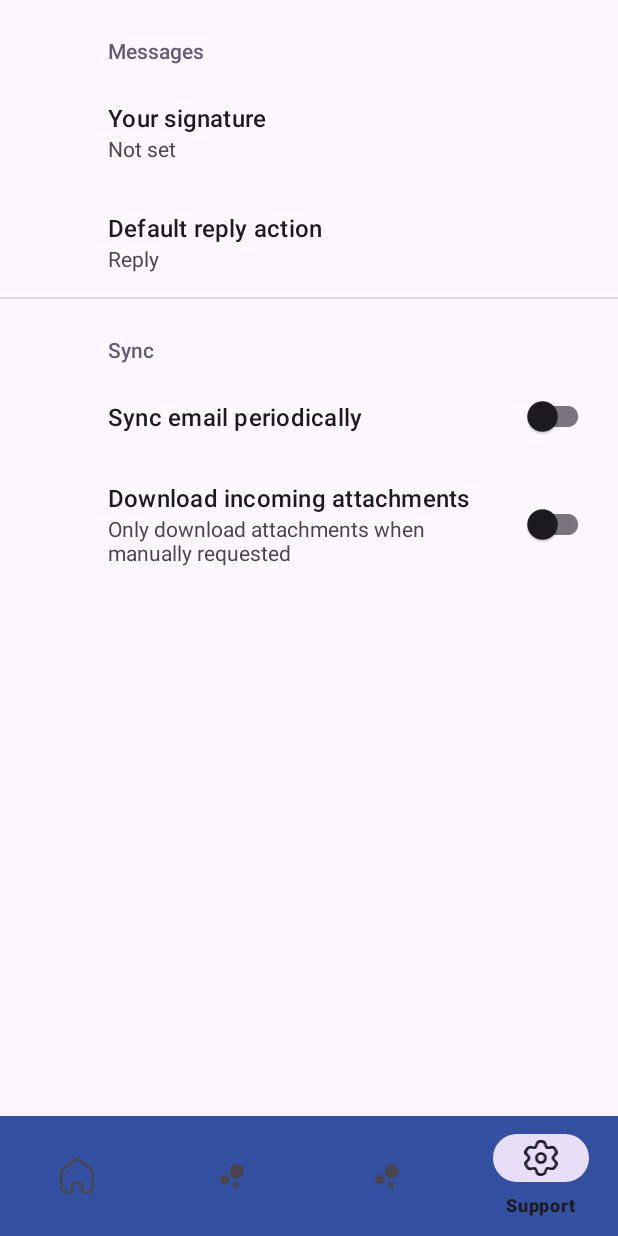
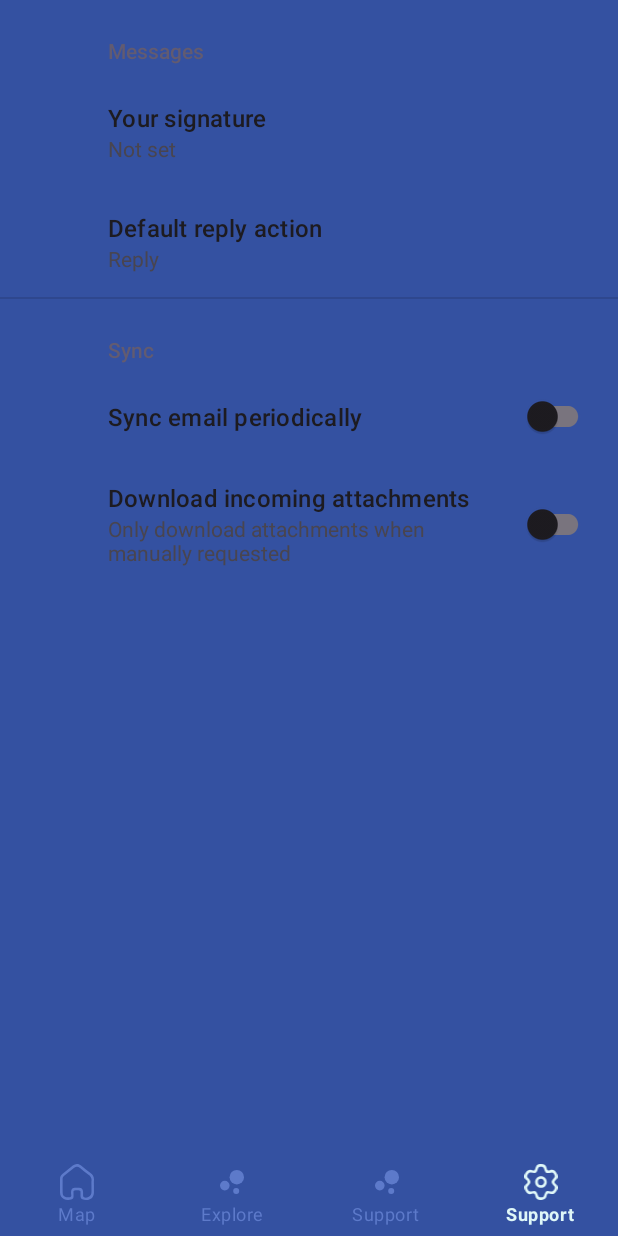
Before and after one commit to Piviwo/bright-trip, an Android app: the screen it shows after launch (MainActivity), item 4 of the bottom bar chosen, on a phone screen of 412 x 824 dp. Run offline under Robolectric (Android 15) with nearby library versions, the phone set to English and light mode, and no system bars; our stand-ins replace androidx.preference.

Commit message:
modify main map fragment and change colors

```diff
--- /dev/null
+++ b/app/src/main/res/color/btm_nav_colors.xml
@@ -0,0 +1,4 @@
+<selector xmlns:android="http://schemas.android.com/apk/res/android">
+    <item android:color="@color/white_grey" android:state_checked="true" />
+    <item android:color="@color/light_blue" android:state_checked="false" />
+</selector>
--- a/app/src/main/res/layout/activity_main.xml
+++ b/app/src/main/res/layout/activity_main.xml
@@ -4,14 +4,19 @@
     xmlns:tools="http://schemas.android.com/tools"
     android:layout_width="match_parent"
     android:layout_height="match_parent"
+    android:background="@color/main"
     tools:context=".MainActivity">
     <com.google.android.material.bottomnavigation.BottomNavigationView
         android:id="@+id/btm_nav"
         android:layout_width="match_parent"
         android:layout_height="wrap_content"
         android:layout_alignParentBottom="true"
-        android:background="@color/main"
-        app:menu="@menu/btm_nav_items" />
+        android:background="@android:color/transparent"
+        app:labelVisibilityMode="labeled"
+        app:itemIconTint="@color/btm_nav_colors"
+        app:itemTextColor="@color/btm_nav_colors"
+        style="@style/Widget.MaterialComponents.BottomNavigationView.PrimarySurface"
+        app:menu="@menu/btm_nav_items"/>
     <RelativeLayout
         android:id="@+id/rel_layout"
         android:layout_width="match_parent"
--- a/app/src/main/res/layout/fragment_support.xml
+++ b/app/src/main/res/layout/fragment_support.xml
@@ -5,7 +5,6 @@
     android:layout_height="match_parent"
     tools:context=".SupportFragment">
 
-    <!-- TODO: Update blank fragment layout -->
     <TextView
         android:layout_width="match_parent"
         android:layout_height="match_parent"
--- a/app/src/main/res/values/colors.xml
+++ b/app/src/main/res/values/colors.xml
@@ -2,6 +2,8 @@
 <resources>
     <color name="black">#FF000000</color>
     <color name="white">#FFFFFFFF</color>
+    <color name="white_grey">#DFF7F8</color>
+    <color name="light_blue">#5D7ACA</color>
     <color name="main">#3451A1</color>
     <color name="dark_blue">#051956 </color>
     <color name="darkgrey">#222222</color>
```
Also changed, not shown: app/src/main/java/com/pia/brighttrip/MainMap.java (+48 -22 lines).
